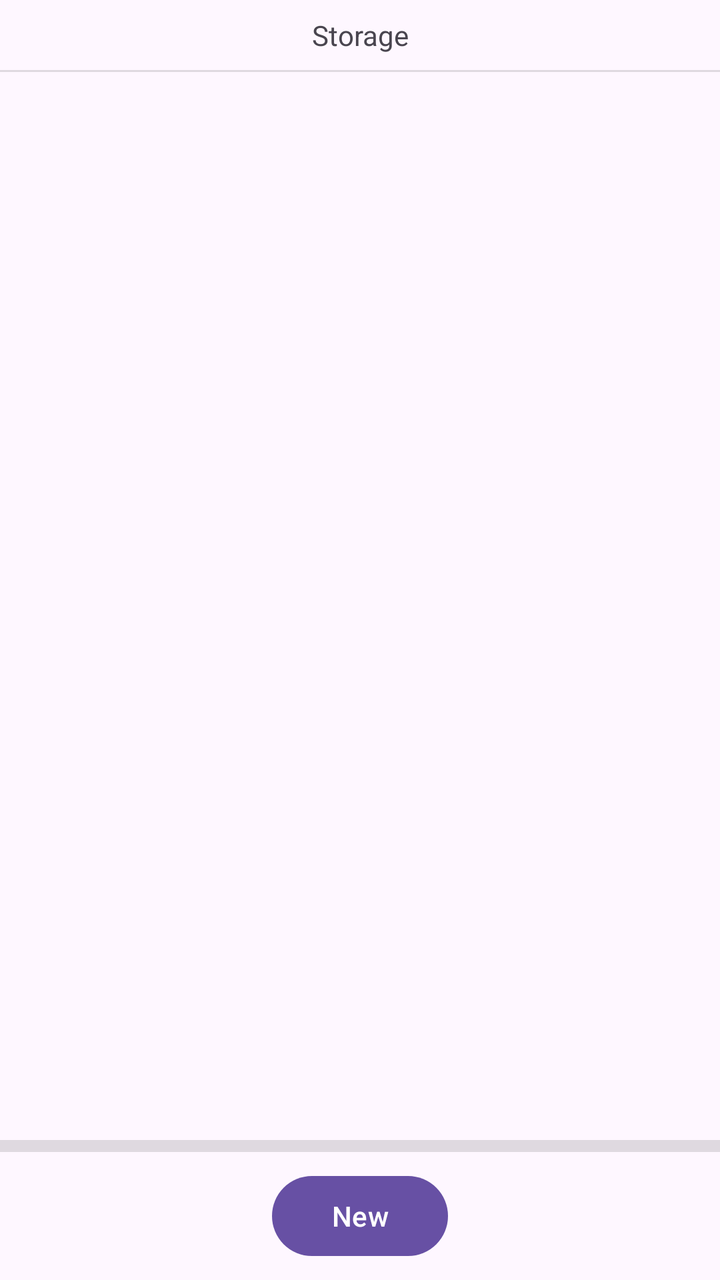
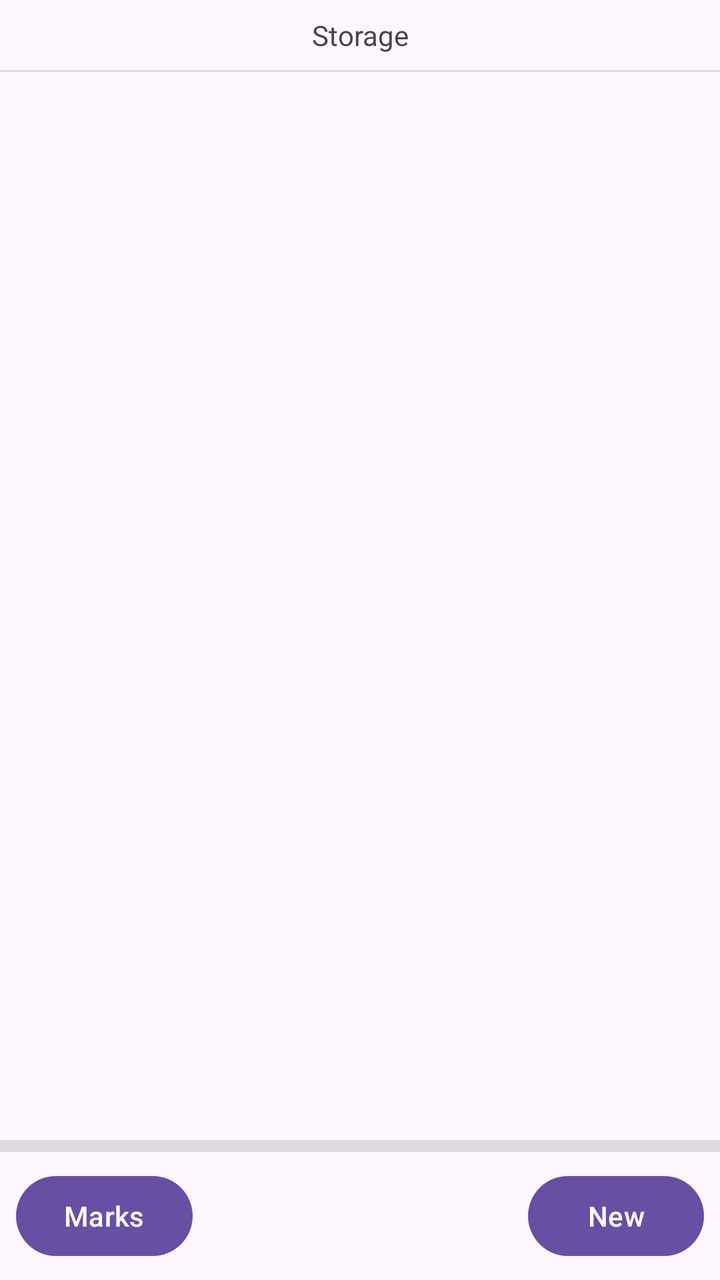

Screens rendered from an Android XML layout before and after an edit, with the pre-edit source and the edit as a unified diff.
<!-- AndroidManifest.xml: application theme Theme.WhatIKnow -->
<!-- res/layout/fragment_workspace.xml -->
<?xml version="1.0" encoding="utf-8"?>
<androidx.constraintlayout.widget.ConstraintLayout xmlns:android="http://schemas.android.com/apk/res/android"
    xmlns:app="http://schemas.android.com/apk/res-auto"
    xmlns:tools="http://schemas.android.com/tools"
    android:layout_width="match_parent"
    android:layout_height="match_parent"
    tools:context=".ui.workspace.WorkspaceFragment">

    <androidx.recyclerview.widget.RecyclerView
        android:id="@+id/notesRecycler"
        android:layout_width="0dp"
        android:layout_height="0dp"
        app:layout_constraintBottom_toTopOf="@+id/bottomDivider"
        app:layout_constraintEnd_toEndOf="parent"
        app:layout_constraintStart_toStartOf="parent"
        app:layout_constraintTop_toBottomOf="@+id/topDivider" />

    <TextView
        android:id="@+id/titleTextView"
        android:layout_width="wrap_content"
        android:layout_height="wrap_content"
        android:layout_marginTop="8dp"
        android:text="Storage"
        app:layout_constraintEnd_toEndOf="parent"
        app:layout_constraintStart_toStartOf="parent"
        app:layout_constraintTop_toTopOf="parent" />

    <View
        android:id="@+id/topDivider"
        android:layout_width="0dp"
        android:layout_height="1dp"
        android:layout_marginTop="8dp"
        android:background="?android:attr/listDivider"
        app:layout_constraintEnd_toEndOf="parent"
        app:layout_constraintStart_toStartOf="parent"
        app:layout_constraintTop_toBottomOf="@+id/titleTextView" />

    <Button
        android:id="@+id/newButton"
        android:layout_width="wrap_content"
        android:layout_height="wrap_content"
        android:layout_marginBottom="8dp"
        android:text="New"
        app:layout_constraintBottom_toBottomOf="parent"
        app:layout_constraintEnd_toEndOf="parent"
        app:layout_constraintStart_toStartOf="parent" />

    <View
        android:id="@+id/bottomDivider"
        android:layout_width="0dp"
        android:layout_height="6dp"
        android:layout_marginBottom="8dp"
        android:background="?android:attr/listDivider"
        app:layout_constraintBottom_toTopOf="@+id/newButton"
        app:layout_constraintEnd_toEndOf="parent"
        app:layout_constraintStart_toStartOf="parent" />
</androidx.constraintlayout.widget.ConstraintLayout>
<!-- resources referenced by this layout -->
<resources>
  <style name="Theme.WhatIKnow" parent="Base.Theme.WhatIKnow" />
  <style name="Base.Theme.WhatIKnow" parent="Theme.Material3.DayNight.NoActionBar">
          
          
      </style>
</resources>

<!-- the commit's change to res/layout/fragment_workspace.xml (unified diff, before → after) -->
@@ -35,23 +35,33 @@
         app:layout_constraintStart_toStartOf="parent"
         app:layout_constraintTop_toBottomOf="@+id/titleTextView" />
 
-    <Button
-        android:id="@+id/newButton"
-        android:layout_width="wrap_content"
-        android:layout_height="wrap_content"
-        android:layout_marginBottom="8dp"
-        android:text="New"
-        app:layout_constraintBottom_toBottomOf="parent"
-        app:layout_constraintEnd_toEndOf="parent"
-        app:layout_constraintStart_toStartOf="parent" />
-
     <View
         android:id="@+id/bottomDivider"
         android:layout_width="0dp"
         android:layout_height="6dp"
         android:layout_marginBottom="8dp"
         android:background="?android:attr/listDivider"
-        app:layout_constraintBottom_toTopOf="@+id/newButton"
+        app:layout_constraintBottom_toTopOf="@+id/marksButton"
         app:layout_constraintEnd_toEndOf="parent"
         app:layout_constraintStart_toStartOf="parent" />
+
+    <Button
+        android:id="@+id/marksButton"
+        android:layout_width="wrap_content"
+        android:layout_height="wrap_content"
+        android:layout_marginStart="8dp"
+        android:layout_marginBottom="8dp"
+        android:text="Marks"
+        app:layout_constraintBottom_toBottomOf="parent"
+        app:layout_constraintStart_toStartOf="parent" />
+
+    <Button
+        android:id="@+id/newButton"
+        android:layout_width="wrap_content"
+        android:layout_height="wrap_content"
+        android:layout_marginEnd="8dp"
+        android:layout_marginBottom="8dp"
+        android:text="New"
+        app:layout_constraintBottom_toBottomOf="parent"
+        app:layout_constraintEnd_toEndOf="parent" />
 </androidx.constraintlayout.widget.ConstraintLayout>
